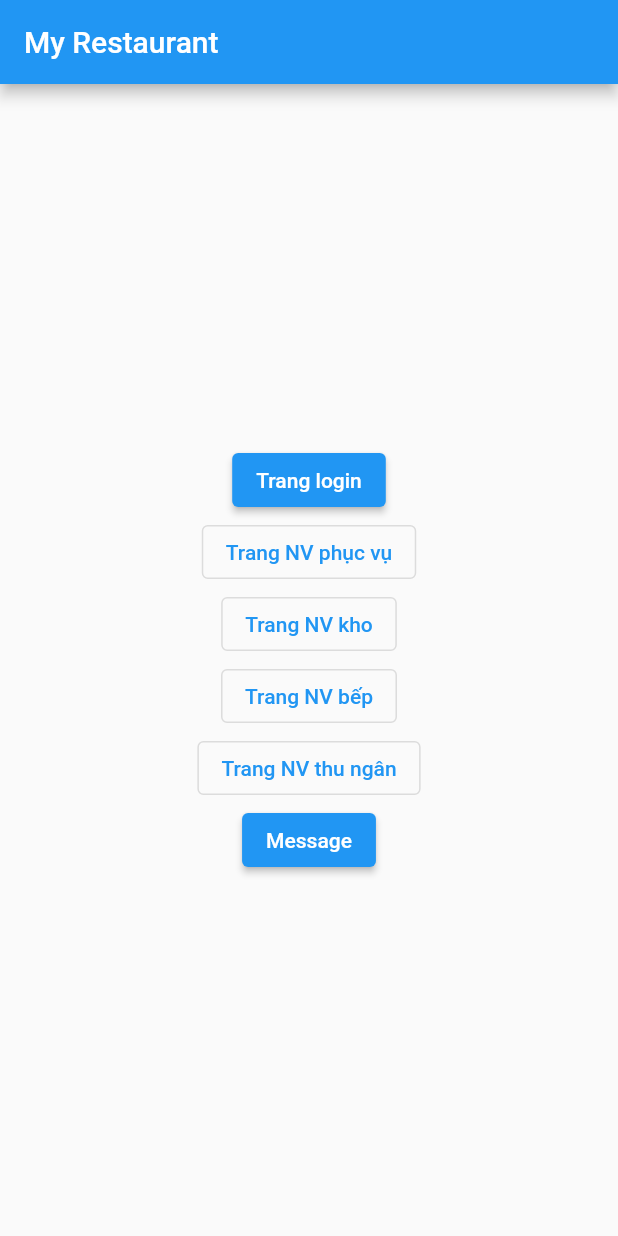
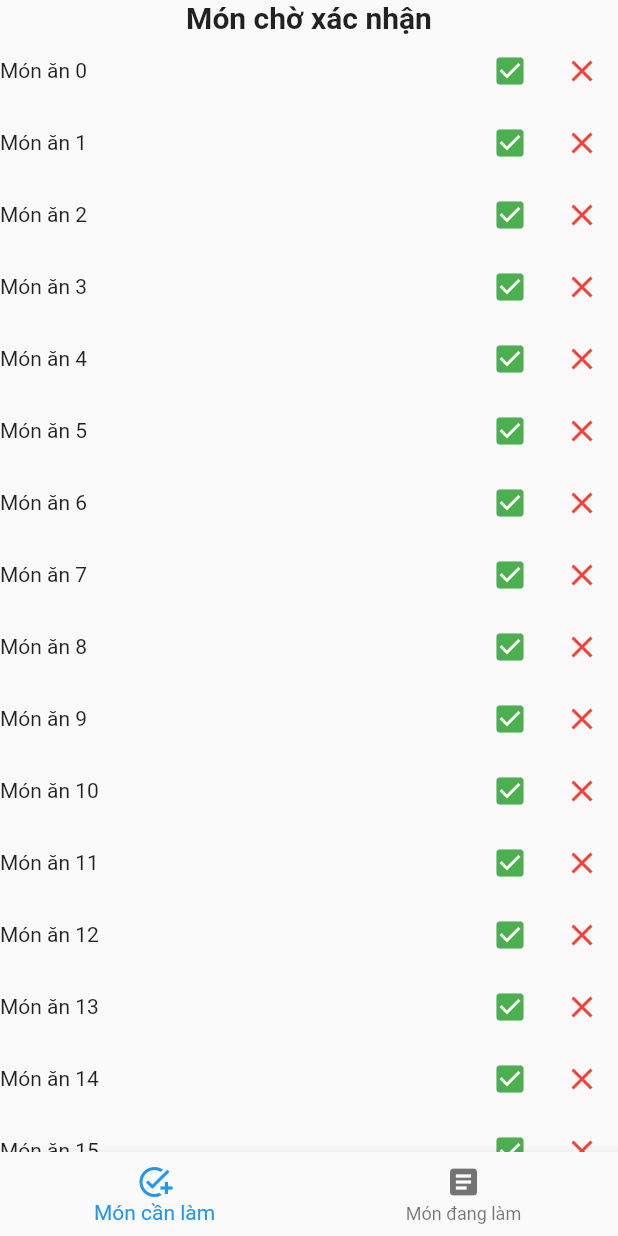
Before and after one commit to BP0901/restaurant_management_layout, a Flutter app: the screen it shows after launch, after a tap on "Trang NV bếp", on a phone screen of 412 x 824 dp. Run offline on Flutter 3.47's test engine with Material 2 defaults, Android fonts, the phone set to English and light mode, and no system bars; our stand-ins replace flutter_svg, get.

Commit message:
trang ChefActivity

```diff
--- /dev/null
+++ b/lib/Screens/ChefActivity.dart
@@ -0,0 +1,134 @@
+import 'dart:ui';
+
+import 'package:flutter/material.dart';
+
+class ChefActivity extends StatefulWidget {
+  const ChefActivity({Key? key}) : super(key: key);
+
+  @override
+  State<ChefActivity> createState() => _ChefActivityState();
+}
+
+class _ChefActivityState extends State<ChefActivity> {
+  int _currentIndex = 0;
+
+  void onTabTapped(int index) {
+    setState(() {
+      _currentIndex = index;
+    });
+  }
+
+  final List<Widget> _children = [
+    watingListFood(),
+    confirmedListFood(),
+  ];
+
+  @override
+  Widget build(BuildContext context) {
+    return Scaffold(
+      body: SafeArea(
+        child: Center(
+          child: _children[_currentIndex],
+        ),
+      ),
+      bottomNavigationBar: BottomNavigationBar(
+        currentIndex: _currentIndex,
+        onTap: onTabTapped,
+        items: [
+          const BottomNavigationBarItem(
+            icon: Icon(Icons.add_task),
+            label: 'Món cần làm',
+          ),
+          const BottomNavigationBarItem(
+            icon: Icon(Icons.article),
+            label: 'Món đang làm',
+          ),
+        ],
+      ),
+    );
+  }
+}
+
+class confirmedListFood extends StatelessWidget {
+  const confirmedListFood({
+    Key? key,
+  }) : super(key: key);
+
+  @override
+  Widget build(BuildContext context) {
+    return Column(
+      children: [
+        Container(
+            width: MediaQuery.of(context).size.width,
+            child: const Center(
+                child: Text(
+              "Món cần làm",
+              style: TextStyle(fontSize: 20, fontWeight: FontWeight.bold),
+            ))),
+        Expanded(
+          child: ListView.builder(
+            itemCount: 50,
+            itemBuilder: (context, index) {
+              return Row(
+                children: [
+                  Expanded(child: Text("Món ăn $index")),
+                  IconButton(
+                      onPressed: () {},
+                      icon: const Icon(
+                        Icons.check_box,
+                        color: Colors.green,
+                      )),
+                ],
+              );
+            },
+          ),
+        ),
+      ],
+    );
+  }
+}
+
+class watingListFood extends StatelessWidget {
+  const watingListFood({
+    Key? key,
+  }) : super(key: key);
+
+  @override
+  Widget build(BuildContext context) {
+    return Column(
+      children: [
+        Container(
+            width: MediaQuery.of(context).size.width,
+            child: const Center(
+                child: Text(
+              "Món chờ xác nhận",
+              style: TextStyle(fontSize: 20, fontWeight: FontWeight.bold),
+            ))),
+        Expanded(
+          child: ListView.builder(
+            itemCount: 50,
+            itemBuilder: (context, index) {
+              return Row(
+                children: [
+                  Expanded(child: Text("Món ăn $index")),
+                  IconButton(
+                      onPressed: () {},
+                      icon: const Icon(
+                        Icons.check_box,
+                        color: Colors.green,
+                      )),
+                  IconButton(
+                      onPressed: () {},
+                      icon: const Icon(
+                        Icons.close,
+                        color: Colors.red,
+                      ))
+                ],
+              );
+            },
+          ),
+        ),
+      ],
+    );
+  }
+}
--- a/lib/main.dart
+++ b/lib/main.dart
@@ -1,5 +1,6 @@
 import 'package:flutter/material.dart';
 import 'package:get/get.dart';
+import 'package:restaurant_management/Screens/ChefActivity.dart';
 import 'package:restaurant_management/Screens/login_screen.dart';
 import 'components/flash_message.dart';
 
@@ -13,6 +14,7 @@ class MyApp extends StatelessWidget {
   Widget build(BuildContext context) {
     return GetMaterialApp(
       title: 'Flutter Demo',
+      debugShowCheckedModeBanner: false,
       theme: ThemeData(
         primarySwatch: Colors.blue,
       ),
@@ -33,38 +35,73 @@ class _MyHomePageState extends State<MyHomePage> {
   Widget build(BuildContext context) {
     return Scaffold(
       appBar: AppBar(
-        title: Text("My Restaurant"),
+        title: const Text("My Restaurant"),
       ),
       body: Center(
         child: Column(
-
           mainAxisAlignment: MainAxisAlignment.center,
           children: <Widget>[
-            ElevatedButton(onPressed: (){
-              Get.to(const SigninScreen());
-            },
-            child: const Text("Trang login")),
+            const Login(),
             OutlinedButton(onPressed: () {}, child: Text("Trang NV phục vụ")),
-            OutlinedButton(onPressed: () {}, child: Text("Trang NV kho")),
-            OutlinedButton(onPressed: () {}, child: Text("Trang NV bếp")),
+            const ChefScreen(),
             OutlinedButton(onPressed: () {}, child: Text("Trang NV thu ngân")),
-            ElevatedButton(onPressed: (){
-              ScaffoldMessenger.of(context).showSnackBar(
-                const SnackBar(content: FlashMessageScreen(
-                  type: "Thông báo",
-                  content : "nội dung",
-                  color : Colors.red
-                ),
-                behavior: SnackBarBehavior.floating,
-                backgroundColor: Colors.transparent,
-                elevation: 0,
-                ),
-              );
-            }, child: const Text("Message")),
+            const FlashSnackBar(),
           ],
         ),
       ),
-
     );
   }
 }
+
+class ChefScreen extends StatelessWidget {
+  const ChefScreen({
+    Key? key,
+  }) : super(key: key);
+
+  @override
+  Widget build(BuildContext context) {
+    return ElevatedButton(
+        onPressed: () {
+          Get.to(const ChefActivity());
+        },
+        child: const Text("Trang NV bếp"));
+  }
+}
+
+class Login extends StatelessWidget {
+  const Login({
+    Key? key,
+  }) : super(key: key);
+
+  @override
+  Widget build(BuildContext context) {
+    return ElevatedButton(
+        onPressed: () {
+          Get.to(const SigninScreen());
+        },
+        child: const Text("Trang login"));
+  }
+}
+
+class FlashSnackBar extends StatelessWidget {
+  const FlashSnackBar({
+    Key? key,
+  }) : super(key: key);
+
+  @override
+  Widget build(BuildContext context) {
+    return ElevatedButton(
+        onPressed: () {
+          ScaffoldMessenger.of(context).showSnackBar(
+            const SnackBar(
+              content: FlashMessageScreen(
+                  type: "Thông báo", content: "nội dung", color: Colors.red),
+              behavior: SnackBarBehavior.floating,
+              backgroundColor: Colors.transparent,
+              elevation: 0,
+            ),
+          );
+        },
+        child: const Text("Message"));
+  }
+}
```
